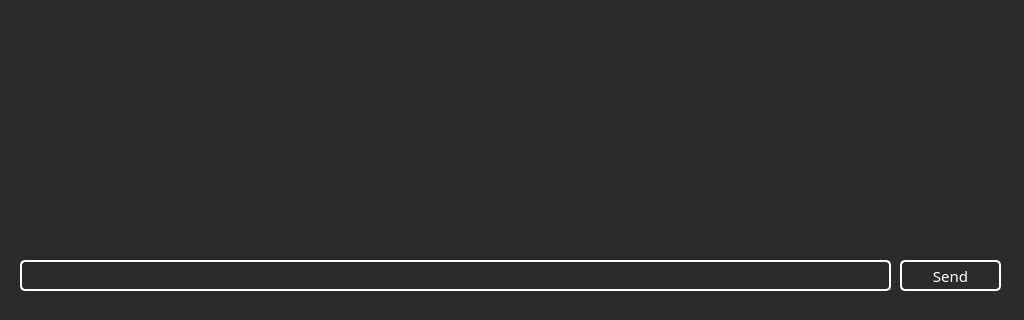
This is system/ui/main.ui in Pekulll/Ulysse-v6 as Qt 5 draws it before an edit; both pictures show x 0 to 1024 and y 400 to 720 of the 1024 by 720 pixel window. The edited form follows.
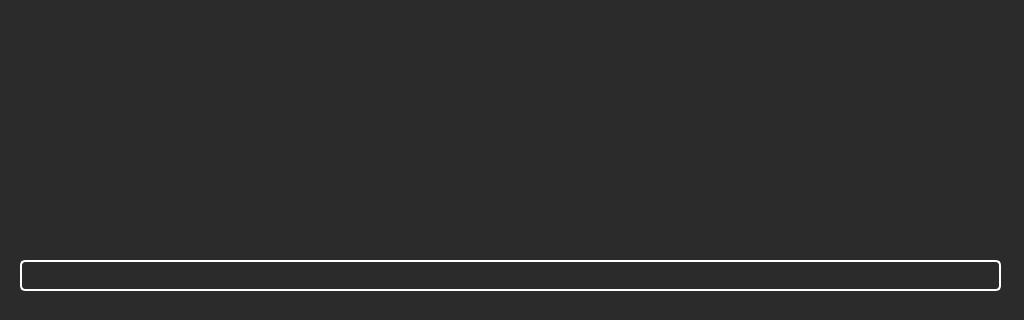
This is the edited form.

```diff
--- a/system/ui/main.ui
+++ b/system/ui/main.ui
@@ -58,13 +58,13 @@
      <rect>
       <x>20</x>
       <y>660</y>
-      <width>871</width>
+      <width>981</width>
       <height>31</height>
      </rect>
     </property>
     <property name="font">
      <font>
-      <family>Courier new,serif</family>
+      <family>Consolas,serif</family>
       <pointsize>-1</pointsize>
      </font>
     </property>
@@ -72,32 +72,7 @@
      <string notr="true">color: #fff;
 border-radius: 5px;
 border: 2px solid #fff;
-font-family: &quot;Courier new&quot;, serif;</string>
-    </property>
-   </widget>
-   <widget class="QPushButton" name="send_button">
-    <property name="geometry">
-     <rect>
-      <x>900</x>
-      <y>660</y>
-      <width>101</width>
-      <height>31</height>
-     </rect>
-    </property>
-    <property name="font">
-     <font>
-      <family>Courier new,serif</family>
-      <pointsize>-1</pointsize>
-     </font>
-    </property>
-    <property name="styleSheet">
-     <string notr="true">color: #fff;
-border: 2px solid #fff;
-border-radius: 5px;
-font-family: &quot;Courier new&quot;, serif;</string>
-    </property>
-    <property name="text">
-     <string>Send</string>
+font-family: &quot;Consolas&quot;, serif;</string>
     </property>
    </widget>
    <widget class="QTextEdit" name="interactions">
```
Left out of the diff: 8 changed lines with no effect on the pictures.
